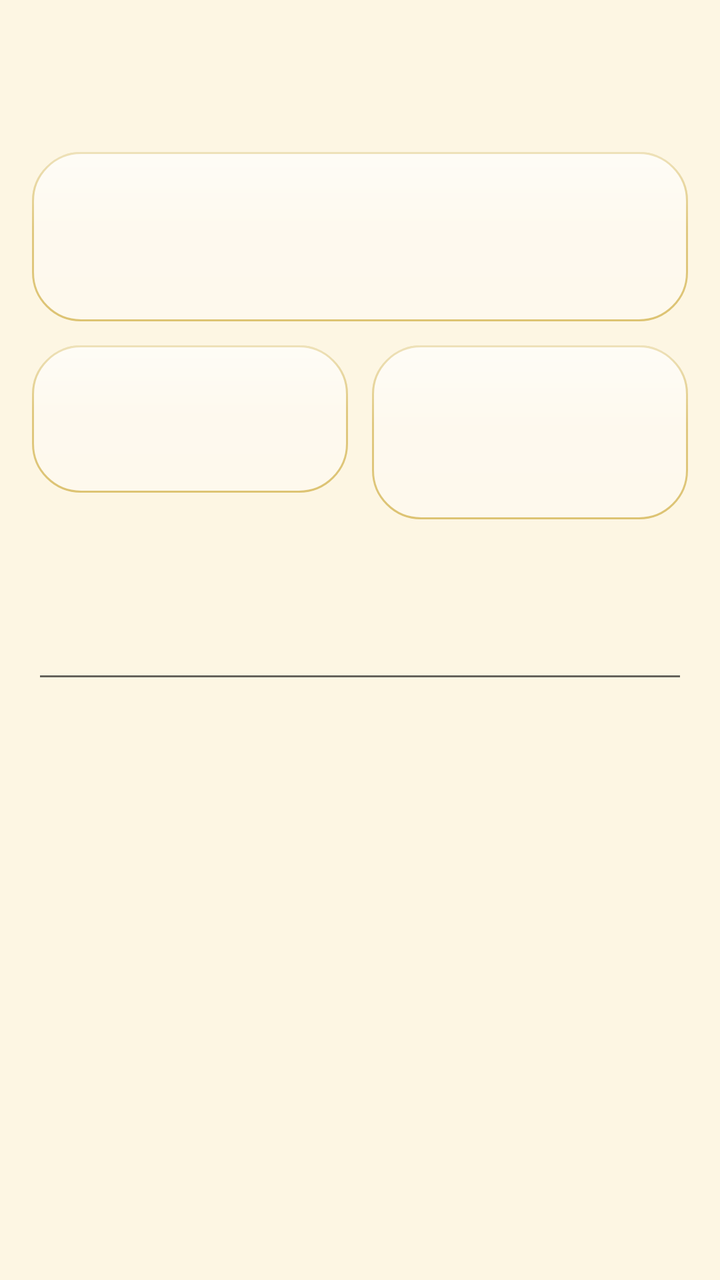
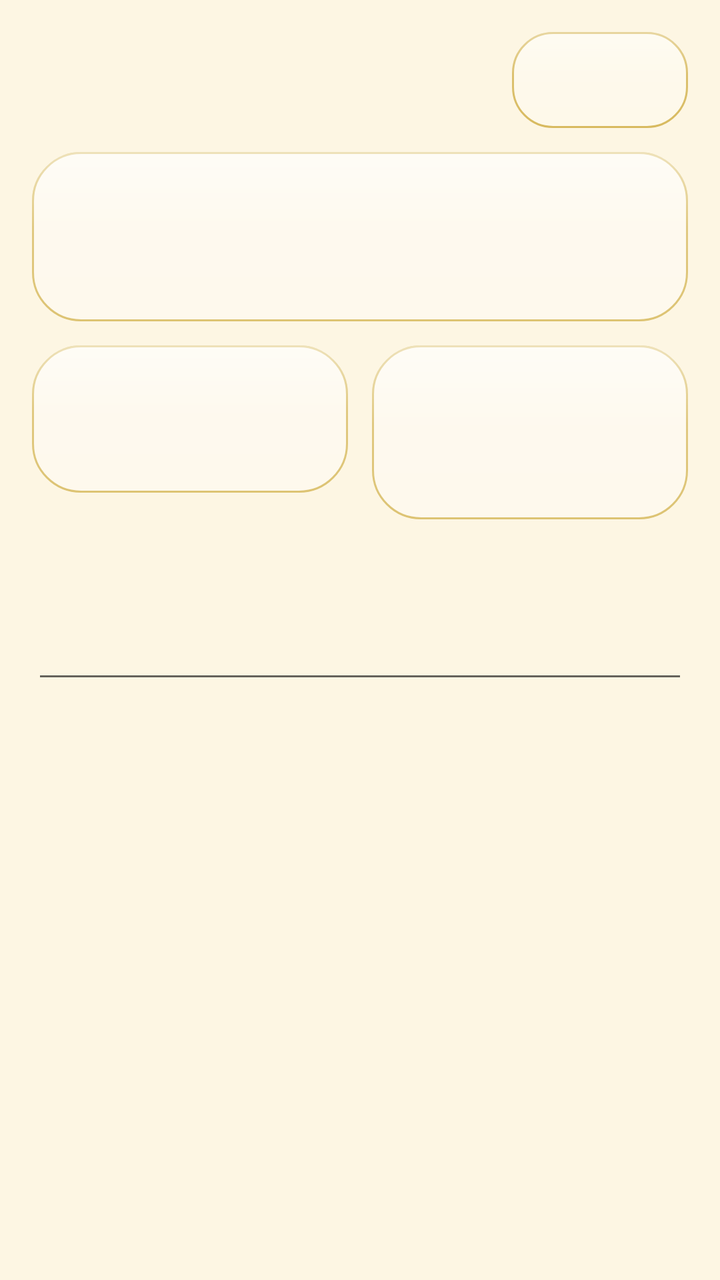

Compare the two renders of this Android layout. The source of the first and the diff that turns it into the second are given below.
<!-- AndroidManifest.xml: application theme AppTheme -->
<!-- res/layout/activity_history.xml -->
<?xml version="1.0" encoding="utf-8"?>
<LinearLayout xmlns:android="http://schemas.android.com/apk/res/android"
    android:id="@+id/hsRoot"
    android:layout_width="match_parent"
    android:layout_height="match_parent"
    android:background="@color/bg"
    android:orientation="vertical"
    android:padding="16dp">
    <LinearLayout
        android:layout_width="match_parent"
        android:layout_height="wrap_content"
        android:gravity="center_vertical"
        android:orientation="horizontal">
        <TextView
            android:id="@+id/hsTitle"
            android:layout_width="0dp"
            android:layout_height="wrap_content"
            android:layout_weight="1"
            android:textColor="@color/maroon"
            android:textSize="20sp"
            android:textStyle="bold" />
        <Button
            android:id="@+id/hsClearBtn"
            android:layout_width="wrap_content"
            android:layout_height="wrap_content"
            android:background="@drawable/glass_btn_dark"
            android:minWidth="0dp"
            android:textColor="#FFFFFF"
            android:textSize="14sp" />
    </LinearLayout>
    <LinearLayout
        android:layout_width="match_parent"
        android:layout_height="wrap_content"
        android:layout_marginTop="12dp"
        android:background="@drawable/card_bg"
        android:orientation="vertical"
        android:padding="14dp">
        <TextView
            android:id="@+id/hsTotalValue"
            android:layout_width="match_parent"
            android:layout_height="wrap_content"
            android:gravity="center"
            android:textColor="#C9A227"
            android:textSize="26sp"
            android:textStyle="bold" />
        <TextView
            android:id="@+id/hsTotalLabel"
            android:layout_width="match_parent"
            android:layout_height="wrap_content"
            android:layout_marginTop="4dp"
            android:gravity="center"
            android:textColor="@color/muted"
            android:textSize="13sp" />
    </LinearLayout>
    <LinearLayout
        android:layout_width="match_parent"
        android:layout_height="wrap_content"
        android:layout_marginTop="12dp"
        android:orientation="horizontal">
        <LinearLayout
            android:layout_width="0dp"
            android:layout_height="wrap_content"
            android:layout_marginRight="6dp"
            android:layout_weight="1"
            android:background="@drawable/card_bg"
            android:orientation="vertical"
            android:padding="12dp">
            <TextView
                android:id="@+id/hsStreakValue"
                android:layout_width="match_parent"
                android:layout_height="wrap_content"
                android:gravity="center"
                android:textColor="#C9A227"
                android:textSize="22sp"
                android:textStyle="bold" />
            <TextView
                android:id="@+id/hsStreakLabel"
                android:layout_width="match_parent"
                android:layout_height="wrap_content"
                android:layout_marginTop="4dp"
                android:gravity="center"
                android:textColor="@color/muted"
                android:textSize="12sp" />
        </LinearLayout>
        <LinearLayout
            android:layout_width="0dp"
            android:layout_height="wrap_content"
            android:layout_marginLeft="6dp"
            android:layout_weight="1"
            android:background="@drawable/card_bg"
            android:orientation="vertical"
            android:padding="12dp">
            <TextView
                android:id="@+id/hsTopValue"
                android:layout_width="match_parent"
                android:layout_height="wrap_content"
                android:gravity="center"
                android:textColor="#C9A227"
                android:textSize="18sp"
                android:textStyle="bold" />
            <TextView
                android:id="@+id/hsTopSub"
                android:layout_width="match_parent"
                android:layout_height="wrap_content"
                android:layout_marginTop="2dp"
                android:gravity="center"
                android:textColor="@color/muted"
                android:textSize="12sp" />
            <TextView
                android:id="@+id/hsTopLabel"
                android:layout_width="match_parent"
                android:layout_height="wrap_content"
                android:layout_marginTop="4dp"
                android:gravity="center"
                android:textColor="@color/muted"
                android:textSize="12sp" />
        </LinearLayout>
    </LinearLayout>
    <TextView
        android:id="@+id/hsRecentLabel"
        android:layout_width="match_parent"
        android:layout_height="wrap_content"
        android:layout_marginTop="16dp"
        android:textColor="@color/maroon"
        android:textSize="16sp"
        android:textStyle="bold" />
    
    <LinearLayout
        android:id="@+id/hsSearchRow"
        android:layout_width="match_parent"
        android:layout_height="wrap_content"
        android:layout_marginTop="8dp"
        android:orientation="horizontal">
        <EditText
            android:id="@+id/hsSearch"
            android:layout_width="0dp"
            android:layout_height="wrap_content"
            android:layout_weight="1"
            android:inputType="text"
            android:textColor="@color/ink"
            android:textColorHint="@color/muted" />
        <Button
            android:id="@+id/btnClearHsSearch"
            android:layout_width="wrap_content"
            android:layout_height="wrap_content"
            android:layout_marginLeft="8dp"
            android:text="✕"
            android:visibility="gone" />
    </LinearLayout>
    
    <FrameLayout
        android:layout_width="match_parent"
        android:layout_height="0dp"
        android:layout_marginTop="8dp"
        android:layout_weight="1">
        <ListView
            android:id="@+id/hsList"
            android:layout_width="match_parent"
            android:layout_height="match_parent" />
        <TextView
            android:id="@+id/hsEmpty"
            android:layout_width="match_parent"
            android:layout_height="wrap_content"
            android:layout_gravity="center"
            android:gravity="center"
            android:textColor="@color/muted"
            android:textSize="15sp"
            android:visibility="gone" />
        
        <TextView
            android:id="@+id/hsPlayingBtn"
            android:layout_width="56dp"
            android:layout_height="56dp"
            android:layout_gravity="bottom|end"
            android:layout_marginEnd="16dp"
            android:layout_marginBottom="16dp"
            android:background="@drawable/top_btn_bg"
            android:gravity="center"
            android:includeFontPadding="false"
            android:text="▶"
            android:textColor="@color/maroon"
            android:textSize="24sp"
            android:visibility="gone" />
    </FrameLayout>
    
    <LinearLayout
        android:id="@+id/nowStrip"
        android:layout_width="match_parent"
        android:layout_height="wrap_content"
        android:layout_marginTop="12dp"
        android:background="@drawable/nav_glass"
        android:orientation="vertical"
        android:padding="10dp"
        android:visibility="gone">
        <LinearLayout
            android:layout_width="match_parent"
            android:layout_height="wrap_content"
            android:gravity="center_vertical"
            android:orientation="horizontal">
            
            <FrameLayout
                android:id="@+id/nowStripPhotoRing"
                android:layout_width="48dp"
                android:layout_height="48dp"
                android:layout_marginEnd="10dp"
                android:visibility="gone">
                <com.h2h.dhamma.CircleImageView
                    android:id="@+id/nowStripPhoto"
                    android:layout_width="44dp"
                    android:layout_height="44dp"
                    android:layout_gravity="center"
                    android:scaleType="centerCrop"
                    android:transitionName="roomSayadawPhoto" />
            </FrameLayout>
            <LinearLayout
                android:layout_width="0dp"
                android:layout_height="wrap_content"
                android:layout_weight="1"
                android:orientation="vertical">
                <TextView
                    android:id="@+id/nowStripText"
                    android:layout_width="match_parent"
                    android:layout_height="wrap_content"
                    android:ellipsize="end"
                    android:maxLines="1"
                    android:textColor="@color/gold"
                    android:textSize="14sp"
                    android:textStyle="bold" />
                <TextView
                    android:id="@+id/nowStripSub"
                    android:layout_width="match_parent"
                    android:layout_height="wrap_content"
                    android:ellipsize="end"
                    android:maxLines="1"
                    android:textColor="@color/muted"
                    android:textSize="12sp" />
            </LinearLayout>
        </LinearLayout>
        <LinearLayout
            android:layout_width="match_parent"
            android:layout_height="wrap_content"
            android:gravity="center_horizontal"
            android:orientation="horizontal">
            <TextView
                android:id="@+id/nowStripPrev"
                android:background="?android:attr/selectableItemBackgroundBorderless"
                android:layout_margin="2dp"
                android:layout_width="48dp"
                android:layout_height="48dp"
                android:gravity="center"
                android:includeFontPadding="false"
                android:text="⏮"
                android:textColor="#FFFFFF"
                android:textSize="24sp" />
            <TextView
                android:id="@+id/nowStripToggle"
                android:background="?android:attr/selectableItemBackgroundBorderless"
                android:layout_margin="2dp"
                android:layout_width="48dp"
                android:layout_height="48dp"
                android:gravity="center"
                android:includeFontPadding="false"
                android:text="▶"
                android:textColor="#FFFFFF"
                android:textSize="24sp" />
            <TextView
                android:id="@+id/nowStripNext"
                android:background="?android:attr/selectableItemBackgroundBorderless"
                android:layout_margin="2dp"
                android:layout_width="48dp"
                android:layout_height="48dp"
                android:gravity="center"
                android:includeFontPadding="false"
                android:text="⏭"
                android:textColor="#FFFFFF"
                android:textSize="24sp" />
        </LinearLayout>
        <ProgressBar
            android:id="@+id/nowStripProgress"
            style="?android:attr/progressBarStyleHorizontal"
            android:layout_width="match_parent"
            android:layout_height="4dp"
            android:layout_marginTop="6dp"
            android:max="1000"
            android:progress="0"
            android:progressBackgroundTint="#40C9A227"
            android:progressTint="#C9A227" />
    </LinearLayout>
</LinearLayout>
<!-- resources referenced by this layout -->
<resources>
  <color name="bg">#FDF6E3</color>
  <color name="gold">#C9A227</color>
  <color name="ink">#3B2314</color>
  <color name="maroon">#7A2E1F</color>
  <color name="muted">#7A6A58</color>
  <!-- drawable card_bg (drawable) -->
  <?xml version="1.0" encoding="utf-8"?>
  <layer-list xmlns:android="http://schemas.android.com/apk/res/android">
      <item>
          <shape android:shape="rectangle">
              <solid android:color="#59FFFFFF" />
              <stroke android:width="1dp" android:color="#99C9A227" />
              <corners android:radius="24dp" />
          </shape>
      </item>
      <item>
          <shape android:shape="rectangle">
              <gradient android:angle="270" android:startColor="#80FFFFFF" android:centerColor="#1AFFFFFF" android:centerY="0.45" android:endColor="#00FFFFFF" android:type="linear" />
              <corners android:radius="24dp" />
          </shape>
      </item>
  </layer-list>
  <!-- drawable glass_btn_dark (drawable) -->
  <?xml version="1.0" encoding="utf-8"?>
  <layer-list xmlns:android="http://schemas.android.com/apk/res/android">
      <item>
          <shape android:shape="rectangle">
              <solid android:color="#40FFFFFF" />
              <stroke android:width="1dp" android:color="#B3C9A227" />
              <corners android:radius="20dp" />
          </shape>
      </item>
      <item>
          <shape android:shape="rectangle">
              <gradient android:angle="270" android:startColor="#66FFFFFF" android:centerColor="#1AFFFFFF" android:centerY="0.45" android:endColor="#00FFFFFF" android:type="linear" />
              <corners android:radius="20dp" />
          </shape>
      </item>
  </layer-list>
  <!-- drawable nav_glass (drawable) -->
  <?xml version="1.0" encoding="utf-8"?>
  <layer-list xmlns:android="http://schemas.android.com/apk/res/android">
      <item>
          <shape android:shape="rectangle">
              <solid android:color="#59FFFFFF" />
              <stroke android:width="1dp" android:color="#99C9A227" />
              <corners android:radius="28dp" />
          </shape>
      </item>
      <item>
          <shape android:shape="rectangle">
              <gradient android:angle="270" android:startColor="#80FFFFFF" android:centerColor="#1AFFFFFF" android:centerY="0.45" android:endColor="#00FFFFFF" android:type="linear" />
              <corners android:radius="28dp" />
          </shape>
      </item>
  </layer-list>
  <!-- drawable top_btn_bg (drawable) -->
  <?xml version="1.0" encoding="utf-8"?>
  <shape xmlns:android="http://schemas.android.com/apk/res/android"
      android:shape="oval">
      <solid android:color="#C9A227" />
  </shape>
  <style name="AppTheme" parent="android:Theme.Material.Light.NoActionBar">
          <item name="android:colorPrimary">@color/maroon</item>
          <item name="android:colorPrimaryDark">@color/maroon</item>
          <item name="android:colorAccent">@color/gold</item>
          <item name="android:windowBackground">@color/bg</item>
          <item name="android:textColorPrimary">@color/ink</item>
          
          <item name="android:alertDialogTheme">@style/DhammaAlertDialog</item>
          
          <item name="android:windowContentTransitions">true</item>
      </style>
  <style name="DhammaAlertDialog" parent="@android:style/Theme.Material.Light.Dialog.Alert">
          <item name="android:windowAnimationStyle">@style/DhammaDialogAnimation</item>
      </style>
  <style name="DhammaDialogAnimation">
          <item name="android:windowEnterAnimation">@anim/dlg_in</item>
          <item name="android:windowExitAnimation">@anim/dlg_out</item>
      </style>
</resources>

<!-- the commit's change to res/layout/activity_history.xml (unified diff, before → after) -->
@@ -7,6 +7,7 @@
     android:orientation="vertical"
     android:padding="16dp">
     <LinearLayout
+        android:id="@+id/hsHeaderRow"
         android:layout_width="match_parent"
         android:layout_height="wrap_content"
         android:gravity="center_vertical"
@@ -19,6 +20,15 @@
             android:textColor="@color/maroon"
             android:textSize="20sp"
             android:textStyle="bold" />
+        
+        <Button
+            android:id="@+id/btnHsSort"
+            android:layout_width="wrap_content"
+            android:layout_height="wrap_content"
+            android:layout_marginLeft="8dp"
+            android:background="@drawable/glass_btn_dark"
+            android:textColor="#FFFFFF"
+            android:textSize="14sp" />
         <Button
             android:id="@+id/hsClearBtn"
             android:layout_width="wrap_content"
